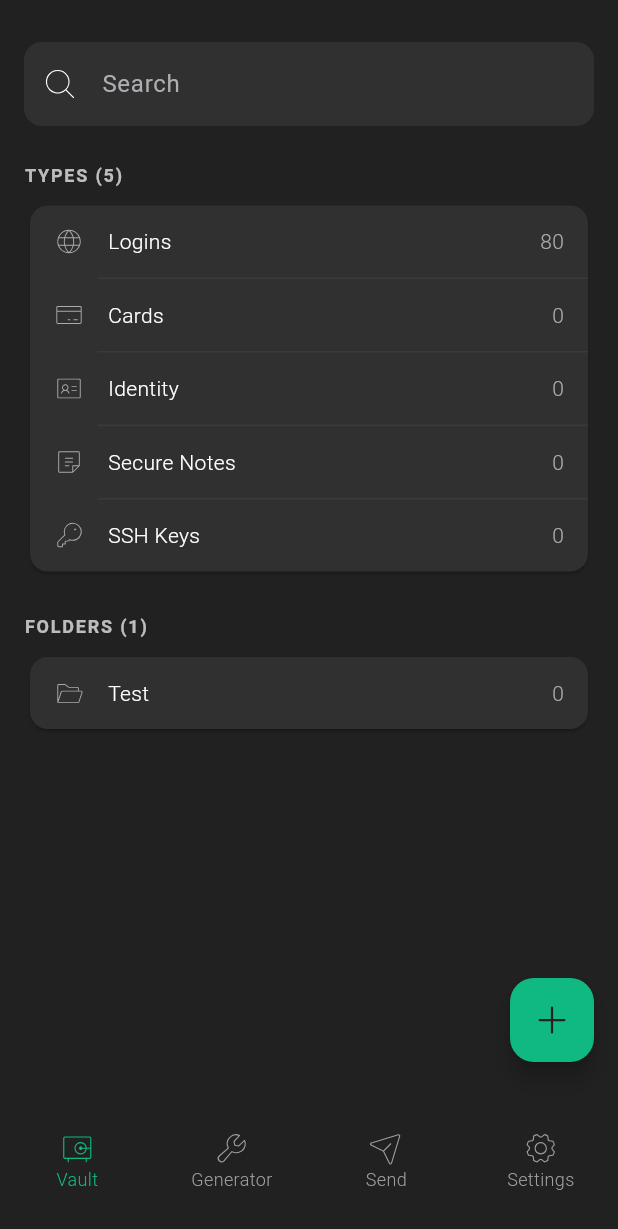
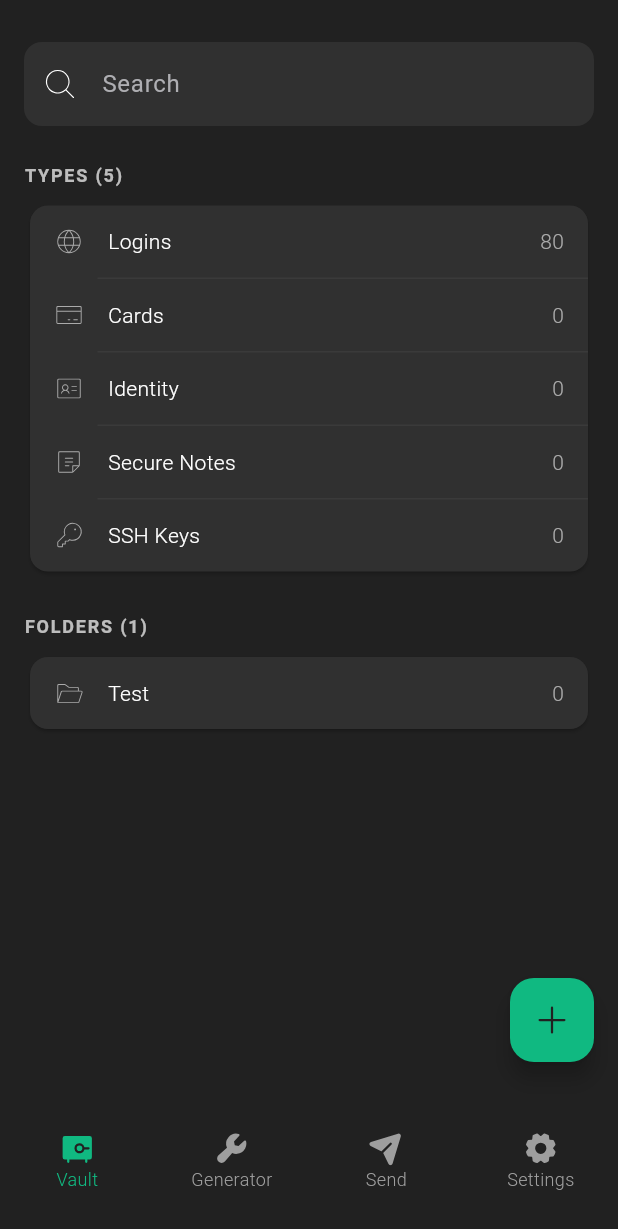
Before and after one commit to cyberfish-dev/pass-tool, a Flutter app: the screen it shows after launch, on a phone screen of 412 x 824 dp. Shown: the top 1229 px of the screen. Run offline on Flutter 3.47's test engine with Material 3 defaults, Android fonts, the phone set to English and light mode, and no system bars; our stand-ins replace phosphor_flutter; Roboto replaces fonts that are missing (SFProText).

Commit message:
fill menu icons

```diff
--- a/flutter_app/lib/main.dart
+++ b/flutter_app/lib/main.dart
@@ -42,14 +42,14 @@ class _MainLayoutState extends State<MainLayout> {
 
   static final List<BottomNavigationBarItem> _navItems =
       <BottomNavigationBarItem>[
-        BottomNavigationBarItem(icon: Icon(PhosphorIcons.vault(PhosphorIconsStyle.thin)), label: 'Vault'),
+        BottomNavigationBarItem(icon: Icon(PhosphorIcons.vault(PhosphorIconsStyle.fill)), label: 'Vault'),
         BottomNavigationBarItem(
-          icon: Icon(PhosphorIcons.wrench(PhosphorIconsStyle.thin)),
+          icon: Icon(PhosphorIcons.wrench(PhosphorIconsStyle.fill)),
           label: 'Generator',
         ),
-        BottomNavigationBarItem(icon: Icon(PhosphorIcons.paperPlaneTilt(PhosphorIconsStyle.thin)), label: 'Send'),
+        BottomNavigationBarItem(icon: Icon(PhosphorIcons.paperPlaneTilt(PhosphorIconsStyle.fill)), label: 'Send'),
         BottomNavigationBarItem(
-          icon: Icon(PhosphorIcons.gear(PhosphorIconsStyle.thin)),
+          icon: Icon(PhosphorIcons.gear(PhosphorIconsStyle.fill)),
           label: 'Settings',
         ),
       ];
```
